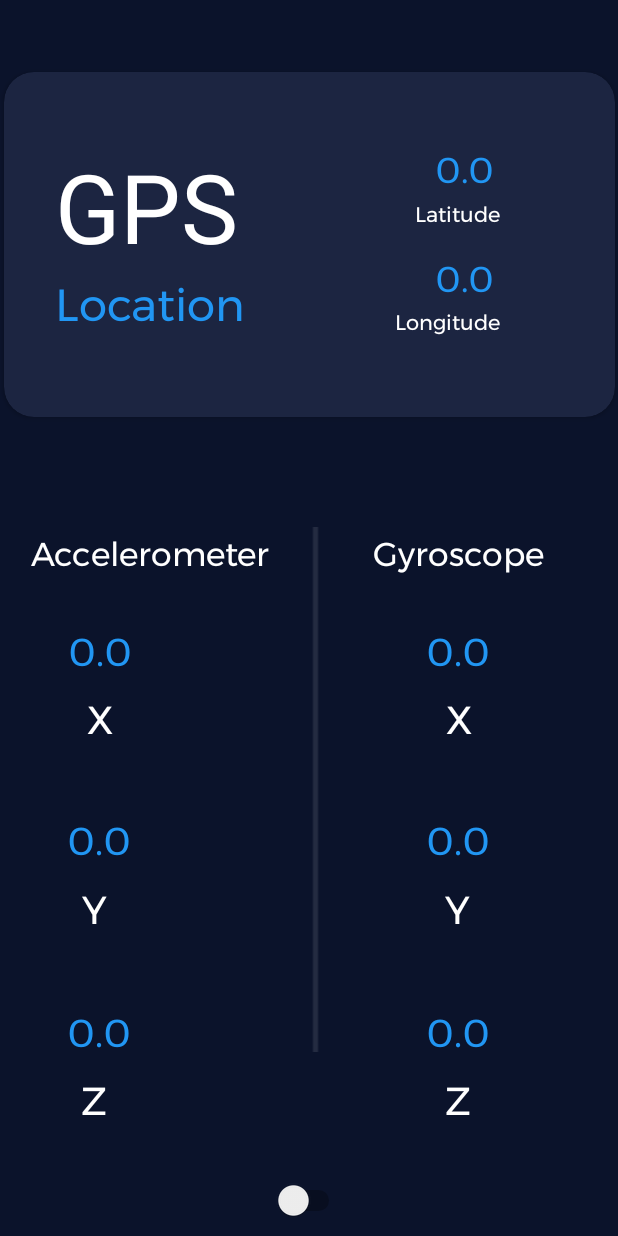
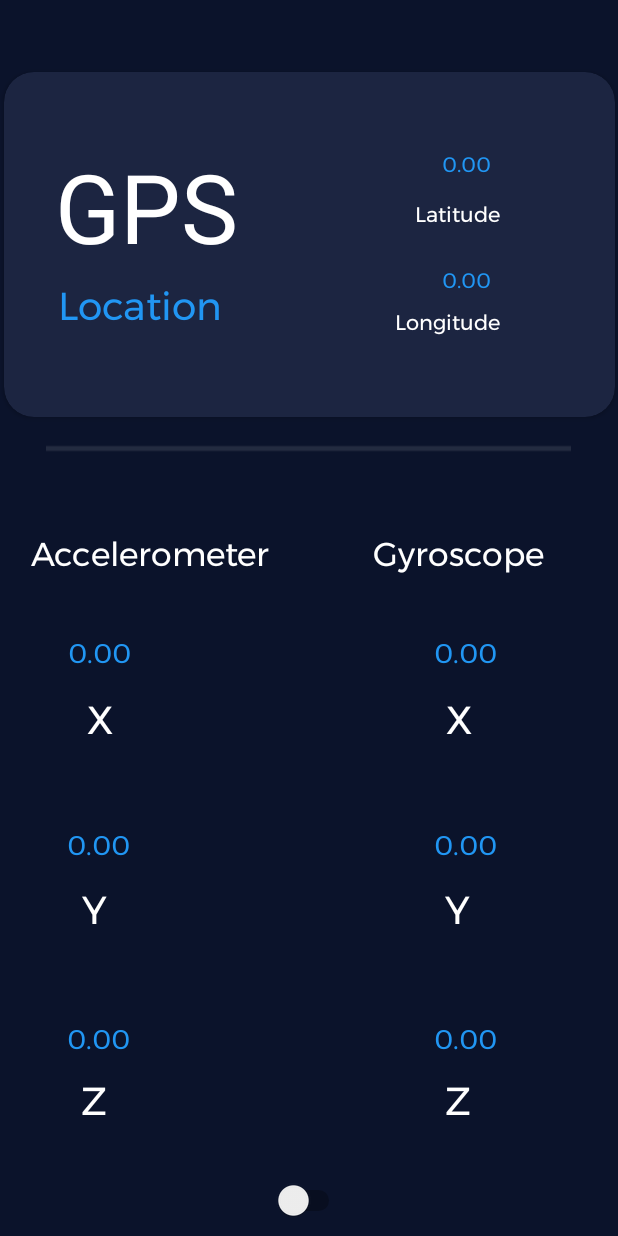
Before and after one commit to Dhruv16S/Sensor-Data-Collection, an Android app: the screen it shows after launch (MainActivity), on a phone screen of 412 x 824 dp. Run offline under Robolectric (Android 15) with nearby library versions, the phone set to English and light mode, and no system bars.

Commit message:
Fix UI and numericals

```diff
--- a/app/src/main/java/com/example/sensordatacollection/MainActivity.kt
+++ b/app/src/main/java/com/example/sensordatacollection/MainActivity.kt
@@ -35,7 +35,6 @@ class MainActivity : AppCompatActivity(), SensorEventListener {
     private var senGyroscope: Sensor? = null
     private var GPSx: TextView? = null
     private var GPSy: TextView? = null
-    private var GPS_loc: TextView? = null
     private var MyFusedLocationClient: FusedLocationProviderClient? = null
     private var lastUpdate: Long = 0
     private var lastUpdate_gyro: Long = 0
@@ -158,7 +157,7 @@ class MainActivity : AppCompatActivity(), SensorEventListener {
         }
     }
 
-    fun GetNewLocation() {
+    private fun GetNewLocation() {
         MyFusedLocationClient?.flushLocations()
         if (ActivityCompat.checkSelfPermission(
                 this,
@@ -168,13 +167,6 @@ class MainActivity : AppCompatActivity(), SensorEventListener {
                 Manifest.permission.ACCESS_COARSE_LOCATION
             ) != PackageManager.PERMISSION_GRANTED
         ) {
-            // TODO: Consider calling
-            //    ActivityCompat#requestPermissions
-            // here to request the missing permissions, and then overriding
-            //   public void onRequestPermissionsResult(int requestCode, String[] permissions,
-            //                                          int[] grantResults)
-            // to handle the case where the user grants the permission. See the documentation
-            // for ActivityCompat#requestPermissions for more details.
             return
         }
         MyFusedLocationClient!!.getLastLocation().addOnSuccessListener(this) { location ->
@@ -201,7 +193,7 @@ class MainActivity : AppCompatActivity(), SensorEventListener {
             if (currentTime - lastUpdate_gyro > 300) {
                 lastUpdate_gyro = currentTime
                 run {
-                    GetNewLocation() //Just to update the location ;P
+                    GetNewLocation()
                     val sX = java.lang.Float.toString(gx)
                     var text = findViewById<View>(R.id.gyroscopeX) as TextView
                     text.text = sX
@@ -245,5 +237,4 @@ class MainActivity : AppCompatActivity(), SensorEventListener {
     }
 
     override fun onAccuracyChanged(sensor: Sensor, accuracy: Int) {}
-
 }
--- a/app/src/main/res/layout/activity_main.xml
+++ b/app/src/main/res/layout/activity_main.xml
@@ -130,12 +130,13 @@
         android:id="@+id/gyroscopeX"
         android:layout_width="wrap_content"
         android:layout_height="wrap_content"
+        android:layout_marginStart="20dp"
         android:fontFamily="@font/montserrat"
         android:text="@string/default_value"
         android:textAlignment="center"
         android:textAppearance="@style/TextAppearance.AppCompat.Large"
         android:textColor="#2196F3"
-        android:textSize="26sp"
+        android:textSize="18sp"
         app:layout_constraintBottom_toBottomOf="parent"
         app:layout_constraintEnd_toEndOf="parent"
         app:layout_constraintHorizontal_bias="0.769"
@@ -152,7 +153,7 @@
         android:textAlignment="center"
         android:textAppearance="@style/TextAppearance.AppCompat.Large"
         android:textColor="#2196F3"
-        android:textSize="26sp"
+        android:textSize="18sp"
         app:layout_constraintBottom_toBottomOf="parent"
         app:layout_constraintEnd_toEndOf="parent"
         app:layout_constraintHorizontal_bias="0.123"
@@ -164,12 +165,13 @@
         android:id="@+id/gyroscopeZ"
         android:layout_width="wrap_content"
         android:layout_height="wrap_content"
+        android:layout_marginStart="20dp"
         android:fontFamily="@font/montserrat"
         android:text="@string/default_value"
         android:textAlignment="center"
         android:textAppearance="@style/TextAppearance.AppCompat.Large"
         android:textColor="#2196F3"
-        android:textSize="26sp"
+        android:textSize="18sp"
         app:layout_constraintBottom_toBottomOf="parent"
         app:layout_constraintEnd_toEndOf="parent"
         app:layout_constraintHorizontal_bias="0.769"
@@ -186,7 +188,7 @@
         android:textAlignment="center"
         android:textAppearance="@style/TextAppearance.AppCompat.Large"
         android:textColor="#2196F3"
-        android:textSize="26sp"
+        android:textSize="18sp"
         app:layout_constraintBottom_toBottomOf="parent"
         app:layout_constraintEnd_toEndOf="parent"
         app:layout_constraintHorizontal_bias="0.121"
@@ -198,12 +200,13 @@
         android:id="@+id/gyroscopeY"
         android:layout_width="wrap_content"
         android:layout_height="wrap_content"
+        android:layout_marginStart="20dp"
         android:fontFamily="@font/montserrat"
         android:text="@string/default_value"
         android:textAlignment="center"
         android:textAppearance="@style/TextAppearance.AppCompat.Large"
         android:textColor="#2196F3"
-        android:textSize="26sp"
+        android:textSize="18sp"
         app:layout_constraintBottom_toBottomOf="parent"
         app:layout_constraintEnd_toEndOf="parent"
         app:layout_constraintHorizontal_bias="0.769"
@@ -220,7 +223,7 @@
         android:textAlignment="center"
         android:textAppearance="@style/TextAppearance.AppCompat.Large"
         android:textColor="#2196F3"
-        android:textSize="26sp"
+        android:textSize="18sp"
         app:layout_constraintBottom_toBottomOf="parent"
         app:layout_constraintEnd_toEndOf="parent"
         app:layout_constraintHorizontal_bias="0.121"
@@ -285,7 +288,7 @@
                 android:fontFamily="@font/montserrat"
                 android:text="@string/location"
                 android:textColor="#2196F3"
-                android:textSize="30sp"
+                android:textSize="26sp"
                 app:layout_constraintBottom_toBottomOf="parent"
                 app:layout_constraintEnd_toEndOf="parent"
                 app:layout_constraintHorizontal_bias="0.12"
@@ -330,7 +333,7 @@
                 android:textAlignment="center"
                 android:textAppearance="@style/TextAppearance.AppCompat.Large"
                 android:textColor="#2196F3"
-                android:textSize="24sp"
+                android:textSize="14sp"
                 app:layout_constraintBottom_toBottomOf="parent"
                 app:layout_constraintEnd_toEndOf="parent"
                 app:layout_constraintHorizontal_bias="0.78"
@@ -347,7 +350,7 @@
                 android:textAlignment="center"
                 android:textAppearance="@style/TextAppearance.AppCompat.Large"
                 android:textColor="#2196F3"
-                android:textSize="24sp"
+                android:textSize="14sp"
                 app:layout_constraintBottom_toBottomOf="parent"
                 app:layout_constraintEnd_toEndOf="parent"
                 app:layout_constraintHorizontal_bias="0.78"
@@ -362,16 +365,15 @@
         style="@android:style/Widget.Holo.ProgressBar.Horizontal"
         android:layout_width="350dp"
         android:layout_height="23dp"
-        android:layout_marginTop="21dp"
-        android:layout_marginBottom="10dp"
         android:max="200000"
         android:progress="5"
         android:progressTint="#1DE9B6"
-        android:rotation="90"
-        app:layout_constraintBottom_toTopOf="@+id/gyroscopeY"
+        android:rotation="0"
+        app:layout_constraintBottom_toBottomOf="parent"
         app:layout_constraintEnd_toEndOf="parent"
-        app:layout_constraintHorizontal_bias="0.57"
+        app:layout_constraintHorizontal_bias="0.491"
         app:layout_constraintStart_toStartOf="parent"
-        app:layout_constraintTop_toBottomOf="@+id/gyroscopeX_id" />
+        app:layout_constraintTop_toBottomOf="@+id/cardView"
+        app:layout_constraintVertical_bias="0.018" />
 
 </androidx.constraintlayout.widget.ConstraintLayout>
--- a/app/src/main/res/values/strings.xml
+++ b/app/src/main/res/values/strings.xml
@@ -5,7 +5,7 @@
     <string name="accelerometer">Accelerometer</string>
     <string name="y">Y</string>
     <string name="z">Z</string>
-    <string name="default_value">0.0</string>
+    <string name="default_value">0.00</string>
     <string name="gps">GPS</string>
     <string name="location">Location</string>
     <string name="longitude">Longitude</string>
```
